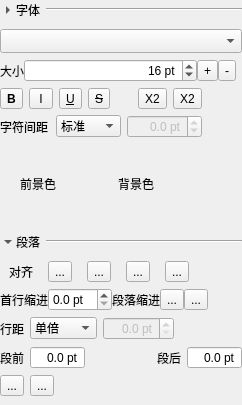
Above: plugins/rectplugin/textpropertyform.ui from lsyeei/dashboard before the change. Below: the same form after it.
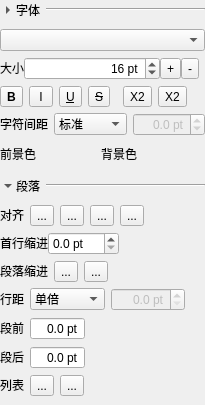
That is the form after the change. Icons and pictures are not drawn. Custom widgets are drawn as their Qt base class.

Patch:
```diff
--- a/plugins/rectplugin/textpropertyform.ui
+++ b/plugins/rectplugin/textpropertyform.ui
@@ -6,12 +6,12 @@
    <rect>
     <x>0</x>
     <y>0</y>
-    <width>242</width>
+    <width>205</width>
     <height>405</height>
    </rect>
   </property>
   <property name="sizePolicy">
-   <sizepolicy hsizetype="Preferred" vsizetype="Fixed">
+   <sizepolicy hsizetype="Preferred" vsizetype="Minimum">
     <horstretch>0</horstretch>
     <verstretch>0</verstretch>
    </sizepolicy>
@@ -24,7 +24,7 @@
     <number>0</number>
    </property>
    <property name="sizeConstraint">
-    <enum>QLayout::SizeConstraint::SetNoConstraint</enum>
+    <enum>QLayout::SizeConstraint::SetMinimumSize</enum>
    </property>
    <property name="leftMargin">
     <number>0</number>
@@ -41,7 +41,7 @@
    <item>
     <layout class="QHBoxLayout" name="horizontalLayout_5" stretch="0,0,0,1">
      <property name="sizeConstraint">
-      <enum>QLayout::SizeConstraint::SetNoConstraint</enum>
+      <enum>QLayout::SizeConstraint::SetMinimumSize</enum>
      </property>
      <item>
       <widget class="QToolButton" name="expandFont">
@@ -65,7 +65,7 @@
      <item>
       <widget class="QLabel" name="label_4">
        <property name="sizePolicy">
-        <sizepolicy hsizetype="Minimum" vsizetype="Preferred">
+        <sizepolicy hsizetype="Fixed" vsizetype="Fixed">
          <horstretch>0</horstretch>
          <verstretch>0</verstretch>
         </sizepolicy>
@@ -113,7 +113,7 @@
      </property>
      <layout class="QVBoxLayout" name="verticalLayout">
       <property name="sizeConstraint">
-       <enum>QLayout::SizeConstraint::SetNoConstraint</enum>
+       <enum>QLayout::SizeConstraint::SetMinimumSize</enum>
       </property>
       <property name="leftMargin">
        <number>0</number>
@@ -126,6 +126,9 @@
       </property>
       <item>
        <layout class="QHBoxLayout" name="horizontalLayout_12">
+        <property name="sizeConstraint">
+         <enum>QLayout::SizeConstraint::SetMinimumSize</enum>
+        </property>
         <item>
          <widget class="QComboBox" name="fontFamily">
           <property name="sizePolicy">
@@ -135,7 +138,7 @@
            </sizepolicy>
           </property>
           <property name="sizeAdjustPolicy">
-           <enum>QComboBox::SizeAdjustPolicy::AdjustToMinimumContentsLengthWithIcon</enum>
+           <enum>QComboBox::SizeAdjustPolicy::AdjustToContents</enum>
           </property>
           <property name="minimumContentsLength">
            <number>0</number>
@@ -153,12 +156,12 @@
          <number>0</number>
         </property>
         <property name="sizeConstraint">
-         <enum>QLayout::SizeConstraint::SetFixedSize</enum>
+         <enum>QLayout::SizeConstraint::SetMinimumSize</enum>
         </property>
         <item>
          <widget class="QLabel" name="label_12">
           <property name="sizePolicy">
-           <sizepolicy hsizetype="Fixed" vsizetype="Preferred">
+           <sizepolicy hsizetype="Fixed" vsizetype="Fixed">
             <horstretch>0</horstretch>
             <verstretch>0</verstretch>
            </sizepolicy>
@@ -250,6 +253,9 @@
       </item>
       <item>
        <layout class="QHBoxLayout" name="horizontalLayout_2">
+        <property name="sizeConstraint">
+         <enum>QLayout::SizeConstraint::SetMinimumSize</enum>
+        </property>
         <item>
          <widget class="QToolButton" name="boldBtn">
           <property name="toolTip">
@@ -404,7 +410,7 @@
           </property>
           <property name="sizeHint" stdset="0">
            <size>
-            <width>40</width>
+            <width>20</width>
             <height>20</height>
            </size>
           </property>
@@ -414,8 +420,17 @@
       </item>
       <item>
        <layout class="QHBoxLayout" name="horizontalLayout_3">
+        <property name="sizeConstraint">
+         <enum>QLayout::SizeConstraint::SetMinimumSize</enum>
+        </property>
         <item>
          <widget class="QLabel" name="label">
+          <property name="sizePolicy">
+           <sizepolicy hsizetype="Fixed" vsizetype="Fixed">
+            <horstretch>0</horstretch>
+            <verstretch>0</verstretch>
+           </sizepolicy>
+          </property>
           <property name="text">
            <string>字符间距</string>
           </property>
@@ -490,7 +505,7 @@
            <bool>false</bool>
           </property>
           <property name="sizePolicy">
-           <sizepolicy hsizetype="Preferred" vsizetype="Fixed">
+           <sizepolicy hsizetype="Ignored" vsizetype="Fixed">
             <horstretch>0</horstretch>
             <verstretch>0</verstretch>
            </sizepolicy>
@@ -518,33 +533,17 @@
           </property>
          </widget>
         </item>
-        <item>
-         <spacer name="horizontalSpacer_4">
-          <property name="orientation">
-           <enum>Qt::Orientation::Horizontal</enum>
-          </property>
-          <property name="sizeType">
-           <enum>QSizePolicy::Policy::Preferred</enum>
-          </property>
-          <property name="sizeHint" stdset="0">
-           <size>
-            <width>40</width>
-            <height>20</height>
-           </size>
-          </property>
-         </spacer>
-        </item>
        </layout>
       </item>
       <item>
        <layout class="QHBoxLayout" name="horizontalLayout_4">
         <property name="sizeConstraint">
-         <enum>QLayout::SizeConstraint::SetNoConstraint</enum>
+         <enum>QLayout::SizeConstraint::SetMinimumSize</enum>
         </property>
         <item>
          <widget class="QLabel" name="label_2">
           <property name="sizePolicy">
-           <sizepolicy hsizetype="Fixed" vsizetype="Preferred">
+           <sizepolicy hsizetype="Fixed" vsizetype="Fixed">
             <horstretch>0</horstretch>
             <verstretch>0</verstretch>
            </sizepolicy>
@@ -557,7 +556,7 @@
         <item>
          <widget class="ColorPicker" name="foreground">
           <property name="sizePolicy">
-           <sizepolicy hsizetype="Fixed" vsizetype="Fixed">
+           <sizepolicy hsizetype="Preferred" vsizetype="Fixed">
             <horstretch>0</horstretch>
             <verstretch>0</verstretch>
            </sizepolicy>
@@ -583,7 +582,7 @@
         <item>
          <widget class="QLabel" name="label_3">
           <property name="sizePolicy">
-           <sizepolicy hsizetype="Fixed" vsizetype="Preferred">
+           <sizepolicy hsizetype="Fixed" vsizetype="Fixed">
             <horstretch>0</horstretch>
             <verstretch>0</verstretch>
            </sizepolicy>
@@ -596,7 +595,7 @@
         <item>
          <widget class="ColorPicker" name="background">
           <property name="sizePolicy">
-           <sizepolicy hsizetype="Fixed" vsizetype="Fixed">
+           <sizepolicy hsizetype="Preferred" vsizetype="Fixed">
             <horstretch>0</horstretch>
             <verstretch>0</verstretch>
            </sizepolicy>
@@ -613,7 +612,7 @@
           </property>
           <property name="sizeHint" stdset="0">
            <size>
-            <width>40</width>
+            <width>20</width>
             <height>20</height>
            </size>
           </property>
@@ -627,7 +626,7 @@
    <item>
     <layout class="QHBoxLayout" name="horizontalLayout_6" stretch="0,0,0,1">
      <property name="sizeConstraint">
-      <enum>QLayout::SizeConstraint::SetNoConstraint</enum>
+      <enum>QLayout::SizeConstraint::SetMinimumSize</enum>
      </property>
      <item>
       <widget class="QToolButton" name="expandBlock">
@@ -651,7 +650,7 @@
      <item>
       <widget class="QLabel" name="label_5">
        <property name="sizePolicy">
-        <sizepolicy hsizetype="Minimum" vsizetype="Preferred">
+        <sizepolicy hsizetype="Fixed" vsizetype="Fixed">
          <horstretch>0</horstretch>
          <verstretch>0</verstretch>
         </sizepolicy>
@@ -677,7 +676,7 @@
      <item>
       <widget class="Line" name="blockLine">
        <property name="sizePolicy">
-        <sizepolicy hsizetype="Expanding" vsizetype="Fixed">
+        <sizepolicy hsizetype="Preferred" vsizetype="Fixed">
          <horstretch>0</horstretch>
          <verstretch>0</verstretch>
         </sizepolicy>
@@ -692,14 +691,14 @@
    <item>
     <widget class="QWidget" name="blockWidget" native="true">
      <property name="sizePolicy">
-      <sizepolicy hsizetype="Preferred" vsizetype="Fixed">
+      <sizepolicy hsizetype="Preferred" vsizetype="Minimum">
        <horstretch>0</horstretch>
        <verstretch>0</verstretch>
       </sizepolicy>
      </property>
      <layout class="QVBoxLayout" name="verticalLayout_2">
       <property name="sizeConstraint">
-       <enum>QLayout::SizeConstraint::SetNoConstraint</enum>
+       <enum>QLayout::SizeConstraint::SetMinimumSize</enum>
       </property>
       <property name="leftMargin">
        <number>0</number>
@@ -709,10 +708,13 @@
       </property>
       <item>
        <layout class="QHBoxLayout" name="horizontalLayout_7">
+        <property name="sizeConstraint">
+         <enum>QLayout::SizeConstraint::SetMinimumSize</enum>
+        </property>
         <item>
          <widget class="QLabel" name="label_11">
           <property name="sizePolicy">
-           <sizepolicy hsizetype="Fixed" vsizetype="Preferred">
+           <sizepolicy hsizetype="Fixed" vsizetype="Fixed">
             <horstretch>0</horstretch>
             <verstretch>0</verstretch>
            </sizepolicy>
@@ -820,11 +822,11 @@
            <enum>Qt::Orientation::Horizontal</enum>
           </property>
           <property name="sizeType">
-           <enum>QSizePolicy::Policy::Preferred</enum>
+           <enum>QSizePolicy::Policy::Expanding</enum>
           </property>
           <property name="sizeHint" stdset="0">
            <size>
-            <width>40</width>
+            <width>20</width>
             <height>20</height>
            </size>
           </property>
@@ -837,8 +839,17 @@
         <property name="spacing">
          <number>0</number>
         </property>
+        <property name="sizeConstraint">
+         <enum>QLayout::SizeConstraint::SetMinimumSize</enum>
+        </property>
         <item>
          <widget class="QLabel" name="label_9">
+          <property name="sizePolicy">
+           <sizepolicy hsizetype="Fixed" vsizetype="Fixed">
+            <horstretch>0</horstretch>
+            <verstretch>0</verstretch>
+           </sizepolicy>
+          </property>
           <property name="text">
            <string>首行缩进</string>
           </property>
@@ -873,8 +884,21 @@
           </property>
          </spacer>
         </item>
+       </layout>
+      </item>
+      <item>
+       <layout class="QHBoxLayout" name="horizontalLayout_13">
+        <property name="sizeConstraint">
+         <enum>QLayout::SizeConstraint::SetMinimumSize</enum>
+        </property>
         <item>
          <widget class="QLabel" name="label_10">
+          <property name="sizePolicy">
+           <sizepolicy hsizetype="Fixed" vsizetype="Fixed">
+            <horstretch>0</horstretch>
+            <verstretch>0</verstretch>
+           </sizepolicy>
+          </property>
           <property name="text">
            <string>段落缩进</string>
           </property>
@@ -913,9 +937,12 @@
           <property name="orientation">
            <enum>Qt::Orientation::Horizontal</enum>
           </property>
+          <property name="sizeType">
+           <enum>QSizePolicy::Policy::Expanding</enum>
+          </property>
           <property name="sizeHint" stdset="0">
            <size>
-            <width>40</width>
+            <width>20</width>
             <height>20</height>
            </size>
           </property>
@@ -925,10 +952,13 @@
       </item>
       <item>
        <layout class="QHBoxLayout" name="horizontalLayout_8">
+        <property name="sizeConstraint">
+         <enum>QLayout::SizeConstraint::SetMinimumSize</enum>
+        </property>
         <item>
          <widget class="QLabel" name="label_6">
           <property name="sizePolicy">
-           <sizepolicy hsizetype="Minimum" vsizetype="Preferred">
+           <sizepolicy hsizetype="Fixed" vsizetype="Fixed">
             <horstretch>0</horstretch>
             <verstretch>0</verstretch>
            </sizepolicy>
@@ -940,6 +970,9 @@
         </item>
         <item>
          <widget class="QComboBox" name="lineHeightOptions">
+          <property name="sizeAdjustPolicy">
+           <enum>QComboBox::SizeAdjustPolicy::AdjustToContents</enum>
+          </property>
           <item>
            <property name="text">
             <string>单倍</string>
@@ -972,6 +1005,12 @@
           <property name="enabled">
            <bool>false</bool>
           </property>
+          <property name="sizePolicy">
+           <sizepolicy hsizetype="Ignored" vsizetype="Fixed">
+            <horstretch>0</horstretch>
+            <verstretch>0</verstretch>
+           </sizepolicy>
+          </property>
           <property name="alignment">
            <set>Qt::AlignmentFlag::AlignRight|Qt::AlignmentFlag::AlignTrailing|Qt::AlignmentFlag::AlignVCenter</set>
           </property>
@@ -988,9 +1027,12 @@
           <property name="orientation">
            <enum>Qt::Orientation::Horizontal</enum>
           </property>
+          <property name="sizeType">
+           <enum>QSizePolicy::Policy::Preferred</enum>
+          </property>
           <property name="sizeHint" stdset="0">
            <size>
-            <width>40</width>
+            <width>20</width>
             <height>20</height>
            </size>
           </property>
@@ -1000,10 +1042,13 @@
       </item>
       <item>
        <layout class="QHBoxLayout" name="horizontalLayout_10">
+        <property name="sizeConstraint">
+         <enum>QLayout::SizeConstraint::SetMinimumSize</enum>
+        </property>
         <item>
          <widget class="QLabel" name="label_7">
           <property name="sizePolicy">
-           <sizepolicy hsizetype="Fixed" vsizetype="Preferred">
+           <sizepolicy hsizetype="Fixed" vsizetype="Fixed">
             <horstretch>0</horstretch>
             <verstretch>0</verstretch>
            </sizepolicy>
@@ -1015,6 +1060,12 @@
         </item>
         <item>
          <widget class="QDoubleSpinBox" name="topMargin">
+          <property name="sizePolicy">
+           <sizepolicy hsizetype="Preferred" vsizetype="Fixed">
+            <horstretch>0</horstretch>
+            <verstretch>0</verstretch>
+           </sizepolicy>
+          </property>
           <property name="alignment">
            <set>Qt::AlignmentFlag::AlignRight|Qt::AlignmentFlag::AlignTrailing|Qt::AlignmentFlag::AlignVCenter</set>
           </property>
@@ -1034,18 +1085,28 @@
           <property name="orientation">
            <enum>Qt::Orientation::Horizontal</enum>
           </property>
+          <property name="sizeType">
+           <enum>QSizePolicy::Policy::Expanding</enum>
+          </property>
           <property name="sizeHint" stdset="0">
            <size>
-            <width>40</width>
+            <width>20</width>
             <height>20</height>
            </size>
           </property>
          </spacer>
         </item>
+       </layout>
+      </item>
+      <item>
+       <layout class="QHBoxLayout" name="horizontalLayout_14">
+        <property name="sizeConstraint">
+         <enum>QLayout::SizeConstraint::SetMinimumSize</enum>
+        </property>
         <item>
          <widget class="QLabel" name="label_8">
           <property name="sizePolicy">
-           <sizepolicy hsizetype="Fixed" vsizetype="Preferred">
+           <sizepolicy hsizetype="Fixed" vsizetype="Fixed">
             <horstretch>0</horstretch>
             <verstretch>0</verstretch>
            </sizepolicy>
@@ -1057,6 +1118,12 @@
         </item>
         <item>
          <widget class="QDoubleSpinBox" name="bottomMargin">
+          <property name="sizePolicy">
+           <sizepolicy hsizetype="Preferred" vsizetype="Fixed">
+            <horstretch>0</horstretch>
+            <verstretch>0</verstretch>
+           </sizepolicy>
+          </property>
           <property name="alignment">
            <set>Qt::AlignmentFlag::AlignRight|Qt::AlignmentFlag::AlignTrailing|Qt::AlignmentFlag::AlignVCenter</set>
           </property>
@@ -1071,12 +1138,56 @@
           </property>
          </widget>
         </item>
+        <item>
+         <spacer name="horizontalSpacer_4">
+          <property name="orientation">
+           <enum>Qt::Orientation::Horizontal</enum>
+          </property>
+          <property name="sizeType">
+           <enum>QSizePolicy::Policy::Expanding</enum>
+          </property>
+          <property name="sizeHint" stdset="0">
+           <size>
+            <width>40</width>
+            <height>20</height>
+           </size>
+          </property>
+         </spacer>
+        </item>
        </layout>
       </item>
       <item>
        <layout class="QHBoxLayout" name="horizontalLayout_9">
+        <property name="sizeConstraint">
+         <enum>QLayout::SizeConstraint::SetMinimumSize</enum>
+        </property>
+        <item>
+         <widget class="QLabel" name="label_13">
+          <property name="sizePolicy">
+           <sizepolicy hsizetype="Fixed" vsizetype="Fixed">
+            <horstretch>0</horstretch>
+            <verstretch>0</verstretch>
+           </sizepolicy>
+          </property>
+          <property name="text">
+           <string>列表</string>
+          </property>
+         </widget>
+        </item>
         <item>
          <widget class="QToolButton" name="numberListBtn">
+          <property name="sizePolicy">
+           <sizepolicy hsizetype="Fixed" vsizetype="Fixed">
+            <horstretch>0</horstretch>
+            <verstretch>0</verstretch>
+           </sizepolicy>
+          </property>
+          <property name="minimumSize">
+           <size>
+            <width>0</width>
+            <height>0</height>
+           </size>
+          </property>
           <property name="toolTip">
            <string>切换无序列表</string>
           </property>
@@ -1114,9 +1225,12 @@
           <property name="orientation">
            <enum>Qt::Orientation::Horizontal</enum>
           </property>
+          <property name="sizeType">
+           <enum>QSizePolicy::Policy::Expanding</enum>
+          </property>
           <property name="sizeHint" stdset="0">
            <size>
-            <width>40</width>
+            <width>20</width>
             <height>20</height>
            </size>
           </property>
```
